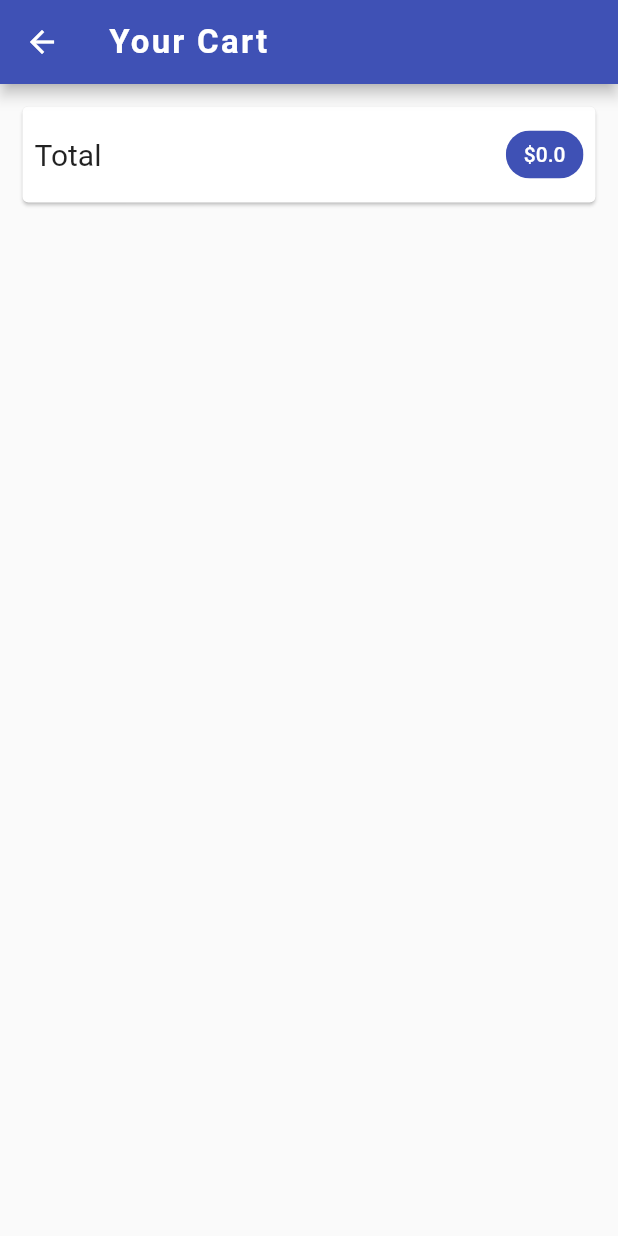
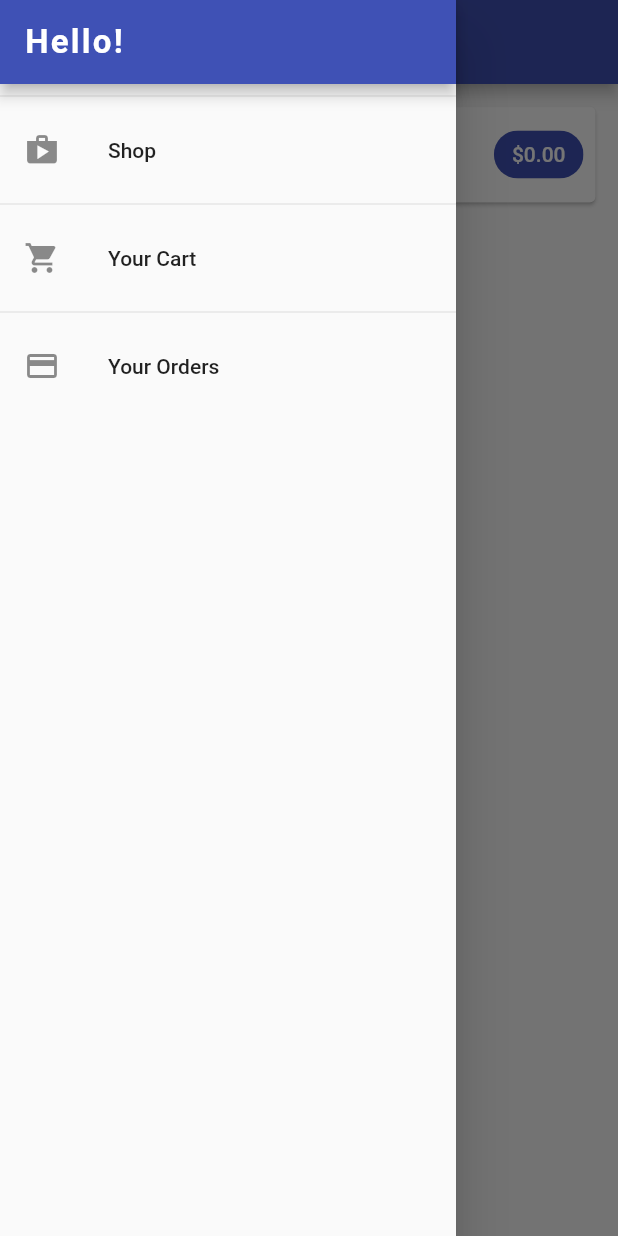
Before and after one commit to zerosand1s/shop, a Flutter app: the CartScreen screen opened by its route, with the side drawer open (before the commit the screen has no drawer), on a phone screen of 412 x 824 dp. Run offline on Flutter 3.47's test engine with Material 2 defaults, Android fonts, the phone set to English and light mode, and no system bars; network calls fail.

Commit message:
add orders screen, show orders

```diff
--- a/lib/providers/cart_provider.dart
+++ b/lib/providers/cart_provider.dart
@@ -61,4 +61,9 @@ class CartProvider with ChangeNotifier {
     _items.remove(productId);
     notifyListeners();
   }
+
+  void clearCart() {
+    _items = {};
+    notifyListeners();
+  }
 }
--- /dev/null
+++ b/lib/providers/orders_provider.dart
@@ -0,0 +1,38 @@
+import 'package:flutter/material.dart';
+
+import '../providers/cart_provider.dart';
+
+class SingleOrderItem {
+  final String id;
+  final List<SingleCartItem> products;
+  final double amount;
+  final DateTime timestamp;
+
+  SingleOrderItem({
+    @required this.id,
+    @required this.products,
+    @required this.amount,
+    @required this.timestamp,
+  });
+}
+
+class OrdersProvider with ChangeNotifier {
+  List<SingleOrderItem> _orders = [];
+
+  List<SingleOrderItem> get orders {
+    return [..._orders];
+  }
+
+  void addOrder(List<SingleCartItem> products, double amount) {
+    _orders.insert(
+      0,
+      SingleOrderItem(
+        id: DateTime.now().toString(),
+        products: products,
+        amount: amount,
+        timestamp: DateTime.now(),
+      ),
+    );
+    notifyListeners();
+  }
+}
--- a/lib/screens/cart_screen.dart
+++ b/lib/screens/cart_screen.dart
@@ -2,8 +2,10 @@ import 'package:flutter/material.dart';
 import 'package:provider/provider.dart';
 
 import '../providers/cart_provider.dart';
+import '../providers/orders_provider.dart';
 
 import '../widgets/cart_item.dart';
+import '../widgets/app_drawer.dart';
 
 class CartScreen extends StatelessWidget {
   static final routeName = '/shopping_cart';
@@ -21,6 +23,7 @@ class CartScreen extends StatelessWidget {
       appBar: AppBar(
         title: Text(title),
       ),
+      drawer: AppDrawer(),
       body: Column(
         children: <Widget>[
           Card(
@@ -36,7 +39,7 @@ class CartScreen extends StatelessWidget {
                   ),
                   Chip(
                     label: Text(
-                      '\$${cart.totalAmount}',
+                      '\$${cart.totalAmount.toStringAsFixed(2)}',
                       style: TextStyle(color: Colors.white),
                     ),
                     backgroundColor: Theme.of(context).primaryColor,
@@ -56,6 +59,30 @@ class CartScreen extends StatelessWidget {
                 cart.items.values.toList()[i],
               ),
             ),
+          ),
+          SizedBox(
+            height: 10,
+          ),
+          Container(
+            padding: EdgeInsets.symmetric(vertical: 10),
+            child: RaisedButton(
+              onPressed: cart.itemCount <= 0
+                  ? null
+                  : () {
+                      Provider.of<OrdersProvider>(context, listen: false)
+                          .addOrder(
+                              cart.items.values.toList(), cart.totalAmount);
+                      cart.clearCart();
+                    },
+              color: Theme.of(context).accentColor,
+              child: Text(
+                'Order Now!',
+                style: TextStyle(
+                  fontSize: 20,
+                  color: Colors.white,
+                ),
+              ),
+            ),
           )
         ],
       ),
--- a/lib/screens/products_overview_screen.dart
+++ b/lib/screens/products_overview_screen.dart
@@ -7,6 +7,7 @@ import '../screens/cart_screen.dart';
 
 import '../widgets/products_grid.dart';
 import '../widgets/badge.dart';
+import '../widgets/app_drawer.dart';
 
 enum PopupMenuOptions { All, Favorites }
 
@@ -73,6 +74,7 @@ class _ProductsOverviewScreenState extends State<ProductsOverviewScreen> {
           )
         ],
       ),
+      drawer: AppDrawer(),
       body: ProductsGrid(_showFavorites),
     );
   }
--- /dev/null
+++ b/lib/widgets/app_drawer.dart
@@ -0,0 +1,44 @@
+import 'package:flutter/material.dart';
+import 'package:shop/screens/cart_screen.dart';
+import 'package:shop/screens/orders_screen.dart';
+
+class AppDrawer extends StatelessWidget {
+  @override
+  Widget build(BuildContext context) {
+    return Drawer(
+      child: Column(
+        children: <Widget>[
+          AppBar(
+            title: Text('Hello!'),
+            automaticallyImplyLeading: false,
+          ),
+          Divider(),
+          ListTile(
+            leading: Icon(Icons.shop),
+            title: Text('Shop'),
+            onTap: () {
+              Navigator.of(context).pushReplacementNamed('/');
+            },
+          ),
+          Divider(),
+          ListTile(
+            leading: Icon(Icons.shopping_cart),
+            title: Text('Your Cart'),
+            onTap: () {
+              Navigator.of(context).pushReplacementNamed(CartScreen.routeName);
+            },
+          ),
+          Divider(),
+          ListTile(
+            leading: Icon(Icons.credit_card),
+            title: Text('Your Orders'),
+            onTap: () {
+              Navigator.of(context)
+                  .pushReplacementNamed(OrdersScreen.routeName);
+            },
+          ),
+        ],
+      ),
+    );
+  }
+}
--- a/pubspec.yaml
+++ b/pubspec.yaml
@@ -24,6 +24,7 @@ dependencies:
   flutter:
     sdk: flutter
   provider: ^4.1.3
+  intl: ^0.16.1
 
   # The following adds the Cupertino Icons font to your application.
   # Use with the CupertinoIcons class for iOS style icons.
```
Also changed, not shown: lib/main.dart (+11 -14 lines), lib/screens/orders_screen.dart (added, +32 -0 lines), lib/widgets/order_item.dart (added, +78 -0 lines), pubspec.lock.
